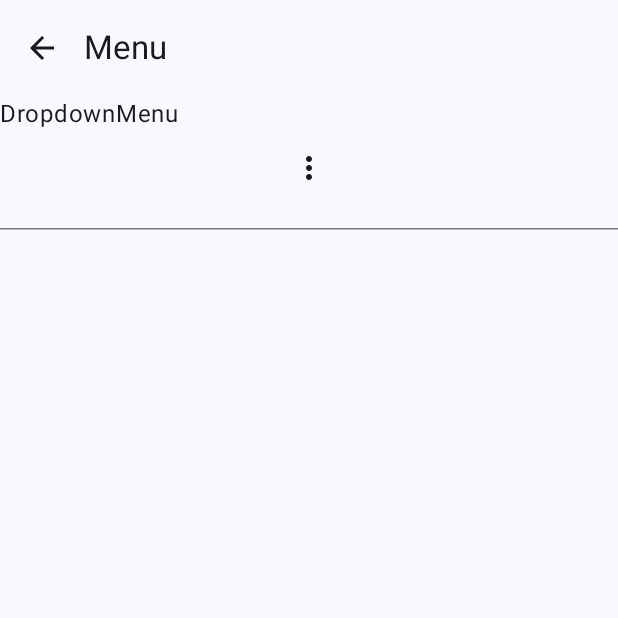
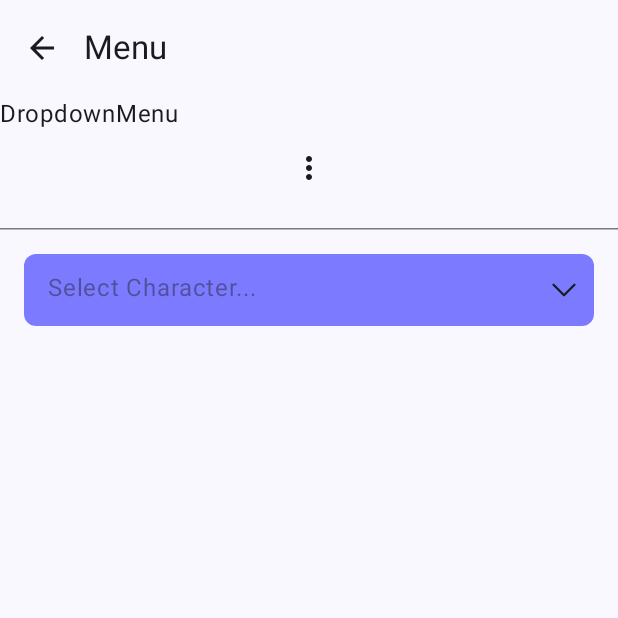
Before and after one commit to Smilekoko/kokoComposeNew, an Android app built with Jetpack Compose: the MenuActivity screen opened directly, with no data from a screen before it, on a phone screen of 412 x 824 dp, the top half of it. Run offline under Robolectric (Android 15) with nearby library versions, the phone set to English and light mode, and no system bars.

Commit message:
[添加]添加DropdownMenu实现Spinner的样式

```diff
--- /dev/null
+++ b/app/src/main/java/com/shiki/kokocomposenew/component/menu/DropdownMenuSpinner.kt
@@ -0,0 +1,116 @@
+package com.shiki.kokocomposenew.component.menu
+
+import androidx.compose.foundation.background
+import androidx.compose.foundation.clickable
+import androidx.compose.foundation.layout.Box
+import androidx.compose.foundation.layout.Spacer
+import androidx.compose.foundation.layout.fillMaxWidth
+import androidx.compose.foundation.layout.height
+import androidx.compose.foundation.layout.padding
+import androidx.compose.foundation.layout.size
+import androidx.compose.foundation.layout.width
+import androidx.compose.foundation.shape.RoundedCornerShape
+import androidx.compose.material3.DropdownMenu
+import androidx.compose.material3.DropdownMenuItem
+import androidx.compose.material3.Icon
+import androidx.compose.material3.MaterialTheme
+import androidx.compose.material3.Text
+import androidx.compose.runtime.Composable
+import androidx.compose.runtime.getValue
+import androidx.compose.runtime.mutableIntStateOf
+import androidx.compose.runtime.mutableStateOf
+import androidx.compose.runtime.remember
+import androidx.compose.runtime.setValue
+import androidx.compose.ui.Alignment
+import androidx.compose.ui.Modifier
+import androidx.compose.ui.draw.clip
+import androidx.compose.ui.graphics.Color
+import androidx.compose.ui.layout.onGloballyPositioned
+import androidx.compose.ui.platform.LocalDensity
+import androidx.compose.ui.res.painterResource
+import androidx.compose.ui.unit.dp
+import com.shiki.kokocomposenew.R
+
+/**
+ * 使用DropdownMenu实现Spinner效果
+ */
+@Composable
+fun <E> DropdownMenuSpinner(
+    modifier: Modifier = Modifier,
+    selectedItem: E,
+    defaultText: String = "Select...",
+    itemList: List<E>,
+    onItemSelect: (Int, E) -> Unit,
+) {
+
+    var isOpen by remember { mutableStateOf(false) }
+    var boxWidth by remember { mutableStateOf(0) }
+    Box(
+        modifier
+            .fillMaxWidth()
+            .clip(RoundedCornerShape(8.dp))
+            .background(MaterialTheme.colorScheme.surface)
+            .height(48.dp)
+            .background(Color.Blue.copy(alpha = 0.5f))
+            .onGloballyPositioned { coordinates ->
+                // 获取Box的宽度
+                boxWidth = coordinates.size.width
+            },
+        contentAlignment = Alignment.CenterStart
+    ) {
+
+        if (selectedItem == null || selectedItem.toString().isEmpty()) {
+            Text(
+                text = defaultText,
+                modifier = Modifier
+                    .fillMaxWidth()
+                    .padding(start = 16.dp, end = 16.dp, bottom = 3.dp),
+                color = MaterialTheme.colorScheme.onSurface.copy(.45f)
+            )
+        }
+
+        Text(
+            text = selectedItem.toString(),
+            modifier = Modifier
+                .fillMaxWidth()
+                .padding(start = 16.dp, end = 32.dp, bottom = 3.dp),
+            color = MaterialTheme.colorScheme.onSurface
+        )
+        Icon(
+            modifier = Modifier
+                .align(Alignment.CenterEnd)
+                .padding(end = 8.dp)
+                .size(24.dp),
+            painter = painterResource(id = R.drawable.ic_arrow_down),
+            contentDescription = "Dropdown"
+        )
+
+        DropdownMenu(
+            modifier = Modifier
+                .width(with(LocalDensity.current) { boxWidth.toDp() }), // 使用Box的宽度
+            expanded = isOpen,
+            onDismissRequest = { isOpen = false }) {
+            itemList.forEachIndexed { index, item ->
+                DropdownMenuItem(
+                    text = {
+                        Text(item.toString())
+                    },
+                    onClick = {
+                        isOpen = false
+                        onItemSelect(index, item)
+                    }
+                )
+            }
+        }
+
+        Spacer(
+            modifier = Modifier
+                .matchParentSize()
+                .background(Color.Transparent)
+                .clickable(
+                    onClick = { isOpen = true }
+                )
+        )
+
+    }
+}
--- a/app/src/main/java/com/shiki/kokocomposenew/component/menu/MenuActivity.kt
+++ b/app/src/main/java/com/shiki/kokocomposenew/component/menu/MenuActivity.kt
@@ -13,7 +13,9 @@ class MenuActivity : ComponentActivity() {
         super.onCreate(savedInstanceState)
         enableEdgeToEdge()
         setContent {
-            KokoComposeNewTheme { MenuScreen() }
+            KokoComposeNewTheme {
+                MenuScreen(backaction = { this.finish() })
+            }
         }
     }
 }
--- a/app/src/main/java/com/shiki/kokocomposenew/component/menu/MenuScreen.kt
+++ b/app/src/main/java/com/shiki/kokocomposenew/component/menu/MenuScreen.kt
@@ -39,9 +39,7 @@ import com.shiki.kokocomposenew.ui.theme.KokoComposeNewTheme
 
 @ExperimentalMaterial3Api
 @Composable
-fun MenuScreen() {
-//    val context = LocalContext.current
-
+fun MenuScreen(backaction: () -> Unit = {}) {
     Scaffold(
         Modifier
             .navigationBarsPadding()
@@ -51,7 +49,7 @@ fun MenuScreen() {
             TopAppBar(
                 navigationIcon = {
                     IconButton(onClick = {
-//                        (context as Activity).finish()
+                        backaction.invoke()
                     }) {
                         Icon(
                             imageVector = Icons.AutoMirrored.Filled.ArrowBack,
@@ -70,8 +68,31 @@ fun MenuScreen() {
                 .padding(paddingValue)
         ) {
             item { DropdownMenuGuide() }
+            item { DropdownMenuSpinnerDemo() }
         }
     }
+}
+
+@Composable
+fun DropdownMenuSpinnerDemo() {
+
+    val animaS = listOf(
+        "koko",
+        "JoJo",
+        "Shiki",
+        "Pika"
+    )
+    var selectedItem by remember { mutableStateOf("") }
+
+    DropdownMenuSpinner(
+        modifier = Modifier.padding(horizontal = 16.dp),
+        selectedItem = selectedItem,
+        defaultText = "Select Character...",
+        itemList = animaS,
+        onItemSelect = { index, item ->
+            selectedItem = animaS[index]
+        }
+    )
 }
 
 @Composable
--- a/app/src/main/java/com/shiki/kokocomposenew/ui/home/HomeScreen.kt
+++ b/app/src/main/java/com/shiki/kokocomposenew/ui/home/HomeScreen.kt
@@ -124,6 +124,7 @@ fun HomeScreenListItemView(
                     is HomeScreenItems.MenuItem -> {
                         context.startActivity(Intent(context, MenuActivity::class.java))
                     }
+
                 }
             }, modifier = Modifier
                 .fillMaxWidth()
--- /dev/null
+++ b/app/src/main/res/drawable/ic_arrow_down.xml
@@ -0,0 +1,40 @@
+<?xml version="1.0" encoding="utf-8"?>
+<!--
+  ~ Copyright 2023 Md. Mahmudul Hasan Shohag
+  ~
+  ~ Licensed under the Apache License, Version 2.0 (the "License");
+  ~ you may not use this file except in compliance with the License.
+  ~ You may obtain a copy of the License at
+  ~
+  ~      https://www.apache.org/licenses/LICENSE-2.0
+  ~
+  ~ Unless required by applicable law or agreed to in writing, software
+  ~ distributed under the License is distributed on an "AS IS" BASIS,
+  ~ WITHOUT WARRANTIES OR CONDITIONS OF ANY KIND, either express or implied.
+  ~ See the License for the specific language governing permissions and
+  ~ limitations under the License.
+  ~
+  ~ ========================================================================
+  ~
+  ~ Project: Why Not Compose!
+  ~ Developed by: @ImaginativeShohag
+  ~
+  ~ Md. Mahmudul Hasan Shohag
+  ~ imaginativeshohag@gmail.com
+  ~
+  ~ Source: https://github.com/ImaginativeShohag/Why-Not-Compose
+-->
+
+<vector xmlns:android="http://schemas.android.com/apk/res/android"
+    android:width="24dp"
+    android:height="24dp"
+    android:viewportWidth="24"
+    android:viewportHeight="24">
+    <path
+        android:pathData="M19,8.5L12,15.5L5,8.5"
+        android:strokeLineJoin="round"
+        android:strokeWidth="1.5"
+        android:fillColor="#00000000"
+        android:strokeColor="#130F26"
+        android:strokeLineCap="round" />
+</vector>
--- a/app/src/main/res/values/strings.xml
+++ b/app/src/main/res/values/strings.xml
@@ -41,4 +41,5 @@
     <string name="title_activity_template">TemplateActivity</string>
     <string name="title_activity_swipe_refresh">SwipeRefreshActivity</string>
     <string name="title_activity_image">ImageActivity</string>
+    <string name="title_activity_spinner">SpinnerActivity</string>
 </resources>
```
Also changed, not shown: app/src/main/AndroidManifest.xml (+4 -5 lines).
